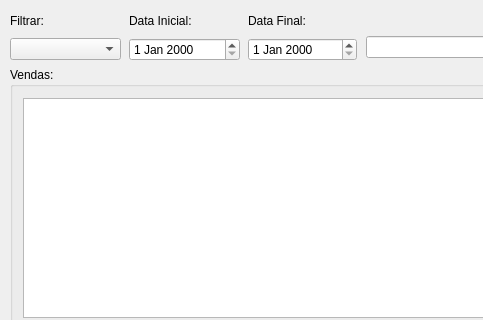
ustop0/TCC, file frm_gestaovendas.ui: the form before one commit; both pictures show x 0 to 483 and y 0 to 320 of the 755 by 672 pixel window.
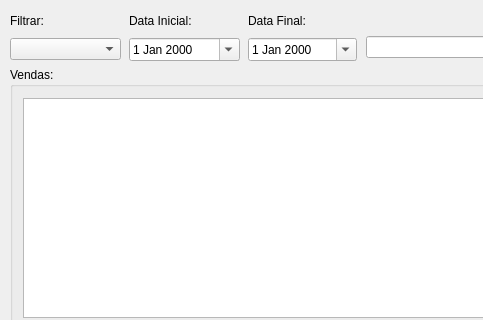
The form after the commit.

What changed in the file:
```diff
--- a/frm_gestaovendas.ui
+++ b/frm_gestaovendas.ui
@@ -67,7 +67,11 @@
      </widget>
     </item>
     <item>
-     <widget class="QDateEdit" name="de_datainicial"/>
+     <widget class="QDateEdit" name="de_datainicial">
+      <property name="calendarPopup">
+       <bool>true</bool>
+      </property>
+     </widget>
     </item>
    </layout>
   </widget>
@@ -89,7 +93,11 @@
      </widget>
     </item>
     <item>
-     <widget class="QDateEdit" name="de_datafinal"/>
+     <widget class="QDateEdit" name="de_datafinal">
+      <property name="calendarPopup">
+       <bool>true</bool>
+      </property>
+     </widget>
     </item>
    </layout>
   </widget>
@@ -129,7 +137,7 @@
     <string>Produtos:</string>
    </property>
   </widget>
-  <widget class="QWidget" name="">
+  <widget class="QWidget" name="layoutWidget">
    <property name="geometry">
     <rect>
      <x>10</x>
@@ -151,7 +159,7 @@
     </item>
    </layout>
   </widget>
-  <widget class="QWidget" name="">
+  <widget class="QWidget" name="layoutWidget">
    <property name="geometry">
     <rect>
      <x>366</x>
```
Left out of the diff: 6 changed lines with no effect on the pictures.
